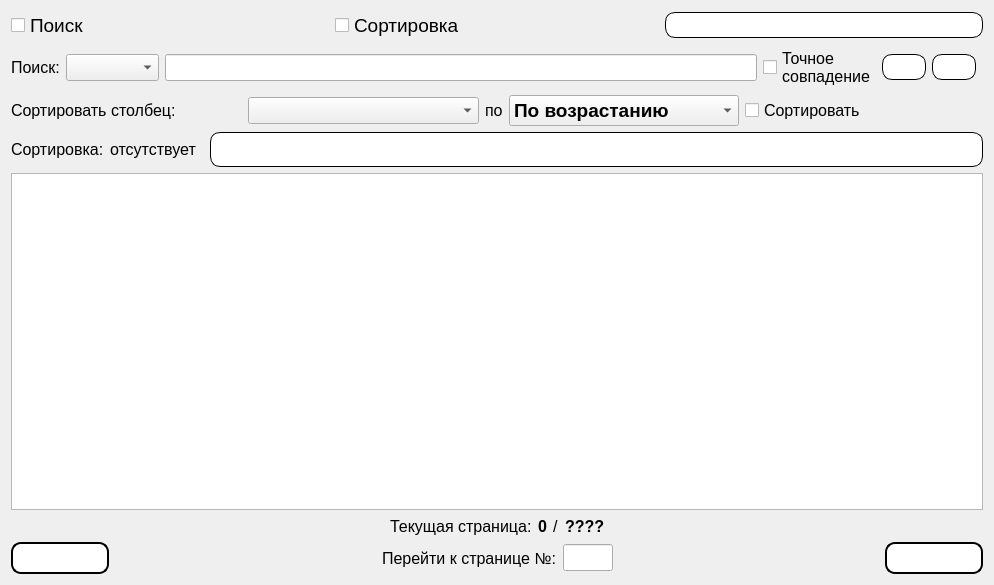
Qt form Gui/TabWidgets/Player/playercredits.ui (MyEdit/Casino_Client) before a commit.
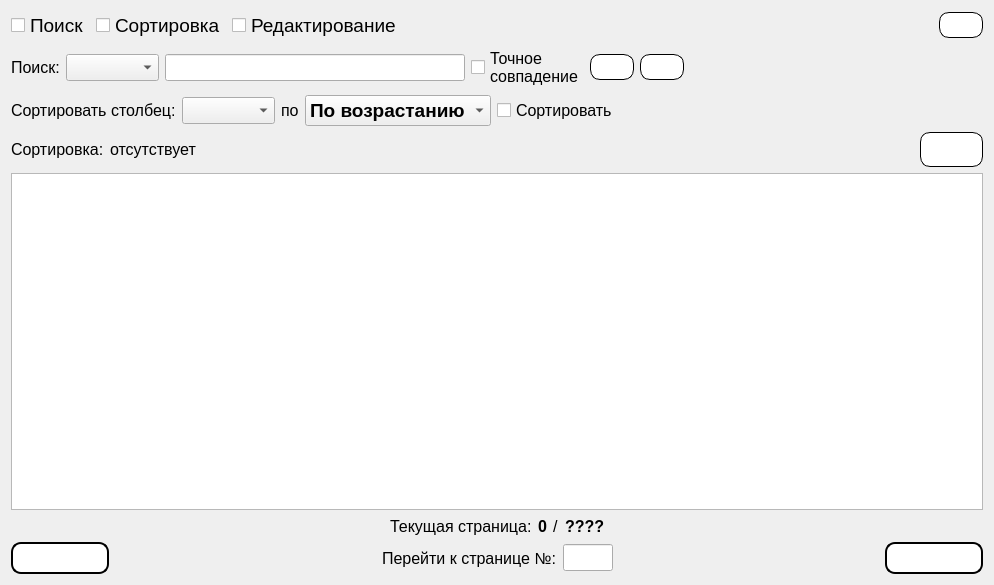
The same form after that commit. Icons and pictures are not drawn.

```diff
--- a/Gui/TabWidgets/Player/playercredits.ui
+++ b/Gui/TabWidgets/Player/playercredits.ui
@@ -42,11 +42,30 @@
        </property>
       </widget>
      </item>
+     <item>
+      <widget class="QCheckBox" name="checkBox_Editing">
+       <property name="font">
+        <font>
+         <family>Segoe UI</family>
+         <pointsize>14</pointsize>
+        </font>
+       </property>
+       <property name="text">
+        <string>Редактирование</string>
+       </property>
+      </widget>
+     </item>
      <item>
       <spacer name="horizontalSpacer_2">
        <property name="orientation">
         <enum>Qt::Horizontal</enum>
        </property>
+       <property name="sizeHint" stdset="0">
+        <size>
+         <width>0</width>
+         <height>0</height>
+        </size>
+       </property>
       </spacer>
      </item>
      <item>
@@ -212,6 +231,12 @@
        <property name="orientation">
         <enum>Qt::Horizontal</enum>
        </property>
+       <property name="sizeHint" stdset="0">
+        <size>
+         <width>0</width>
+         <height>0</height>
+        </size>
+       </property>
       </spacer>
      </item>
     </layout>
@@ -308,6 +333,12 @@
        <property name="orientation">
         <enum>Qt::Horizontal</enum>
        </property>
+       <property name="sizeHint" stdset="0">
+        <size>
+         <width>0</width>
+         <height>0</height>
+        </size>
+       </property>
       </spacer>
      </item>
     </layout>
@@ -357,6 +388,12 @@
        <property name="orientation">
         <enum>Qt::Horizontal</enum>
        </property>
+       <property name="sizeHint" stdset="0">
+        <size>
+         <width>0</width>
+         <height>0</height>
+        </size>
+       </property>
       </spacer>
      </item>
      <item>
```
